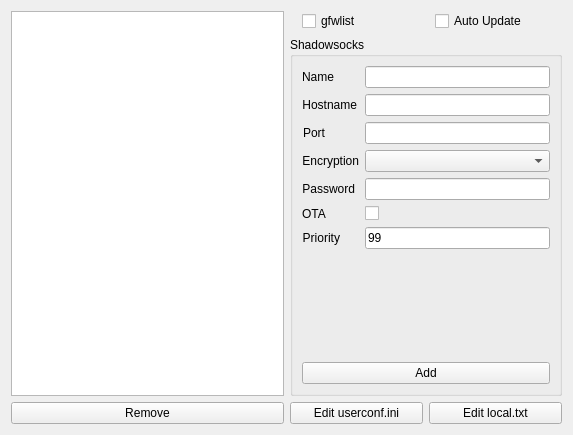
First picture: the form in fgfw-lite/ui/settings.ui, repository bylheart/fwlite, before the edit.
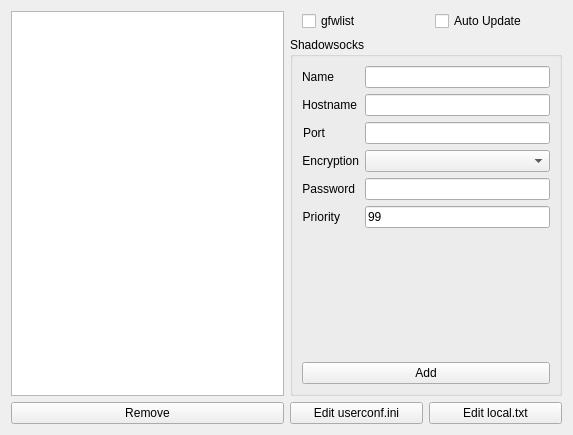
Second picture: the form after the edit.

Commit message: update GUI, remove OTA

```diff
--- a/fgfw-lite/ui/settings.ui
+++ b/fgfw-lite/ui/settings.ui
@@ -158,7 +158,7 @@
             </property>
            </widget>
           </item>
-          <item row="6" column="0">
+          <item row="5" column="0">
            <widget class="QLabel" name="label_8">
             <property name="text">
              <string>Priority</string>
@@ -168,7 +168,7 @@
             </property>
            </widget>
           </item>
-          <item row="6" column="1">
+          <item row="5" column="1">
            <widget class="QLineEdit" name="ssPriorityEdit">
             <property name="inputMethodHints">
              <set>Qt::ImhDigitsOnly|Qt::ImhNoPredictiveText</set>
@@ -178,20 +178,6 @@
             </property>
            </widget>
           </item>
-          <item row="5" column="0">
-           <widget class="QLabel" name="label">
-            <property name="text">
-             <string>OTA</string>
-            </property>
-           </widget>
-          </item>
-          <item row="5" column="1">
-           <widget class="QCheckBox" name="ota_checkBox">
-            <property name="text">
-             <string/>
-            </property>
-           </widget>
-          </item>
          </layout>
         </item>
         <item>
```
The commit also changes 2 other files.
